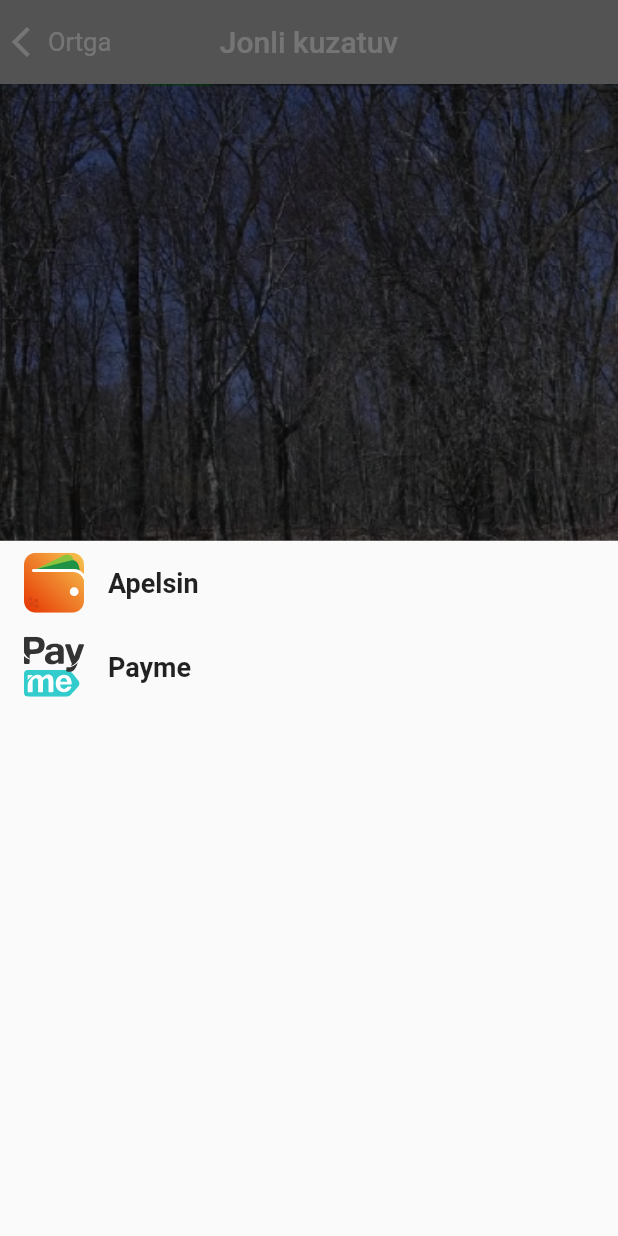
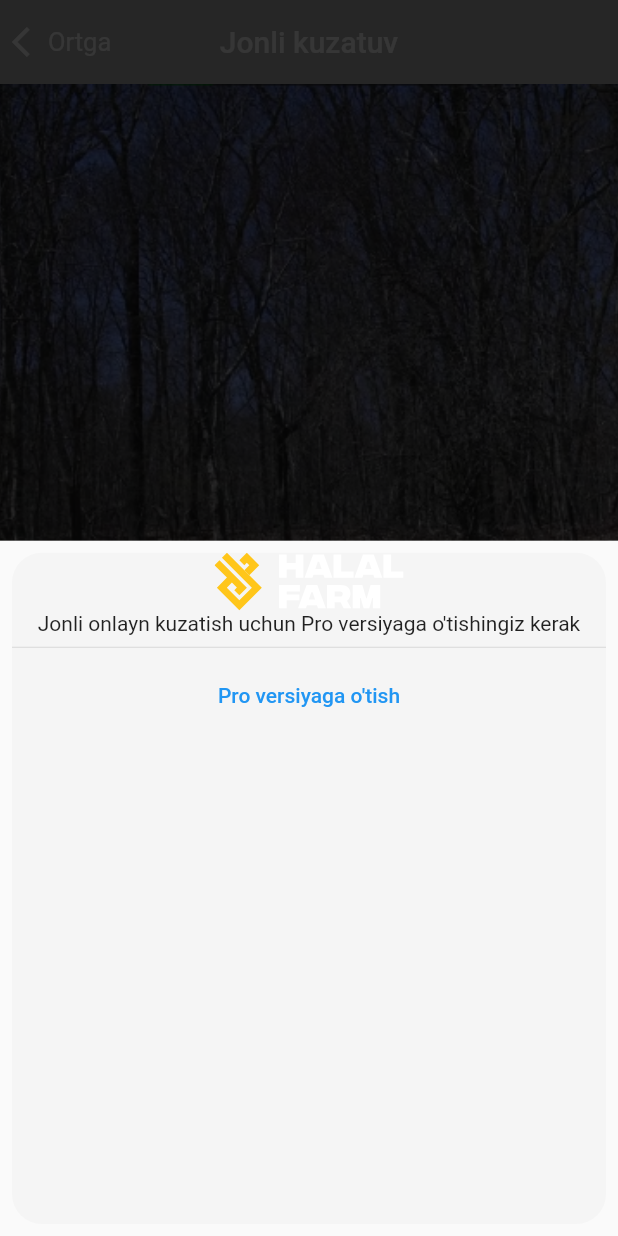
Before and after one commit to BekzodGayratov/Halal, a Flutter app: the screen it shows after launch, on a phone screen of 412 x 824 dp. Run offline on Flutter 3.47's test engine with Material 2 defaults, Android fonts, the phone set to English and light mode, and no system bars; our stand-ins replace bloc, flutter_bloc, flutter_svg.

Commit message:
live page was completed

```diff
--- a/lib/view/pages/live_page.dart
+++ b/lib/view/pages/live_page.dart
@@ -2,8 +2,22 @@
 import 'package:flutter_svg/flutter_svg.dart';
 import 'package:halal/coponents/my_back_button_comp.dart';
 
-class LivePage extends StatelessWidget {
+class LivePage extends StatefulWidget {
   const LivePage({Key? key}) : super(key: key);
+
+  @override
+  State<LivePage> createState() => _LivePageState();
+}
+
+class _LivePageState extends State<LivePage> {
+  @override
+  void initState() {
+    // TODO: implement initState
+    super.initState();
+    Future.delayed(Duration(microseconds: 300)).then((value) {
+      showProVersionDialog(context);
+    });
+  }
 
   @override
   Widget build(BuildContext context) {
@@ -24,9 +38,12 @@
       body: Container(
         width: double.infinity,
         height: double.infinity,
-        decoration: BoxDecoration(
-          image: DecorationImage(image: AssetImage("assets/animals/live.png",),fit: BoxFit.cover)
-        ),
+        decoration: const BoxDecoration(
+            image: DecorationImage(
+                image: AssetImage(
+                  "assets/animals/live.png",
+                ),
+                fit: BoxFit.cover)),
       ),
       floatingActionButtonLocation: FloatingActionButtonLocation.centerFloat,
       floatingActionButton: Column(
@@ -39,11 +56,43 @@
               Icons.logout_outlined,
               color: Colors.white,
             ),
-            onPressed: () {},
+            onPressed: () {
+              Navigator.pop(context);
+            },
           ),
-          const Text("Efirdan chiqish",style: TextStyle(color: Colors.white,fontSize: 16,fontWeight: FontWeight.w400),)
+          const Text(
+            "Efirdan chiqish",
+            style: TextStyle(
+                color: Colors.white, fontSize: 16, fontWeight: FontWeight.w400),
+          )
         ],
       ),
     );
   }
+
+  showProVersionDialog(context) {
+    return showModalBottomSheet(
+        context: context,
+        builder: (context) {
+          return Padding(
+            padding: const EdgeInsets.all(8.0),
+            child: Container(
+              decoration: BoxDecoration(
+                  borderRadius: BorderRadius.circular(20.0),
+                  color: const Color(0xffF5F5F5)),
+              child: Column(
+                children: [
+                  SvgPicture.asset("assets/splash.svg"),
+                  const Text(
+                      "Jonli onlayn kuzatish uchun Pro versiyaga o'tishingiz kerak"),
+                  const Divider(),
+                  TextButton(
+                      onPressed: () {},
+                      child: const Text("Pro versiyaga o'tish"))
+                ],
+              ),
+            ),
+          );
+        });
+  }
 }
```
Also changed, not shown: assets/pro.svg (added).
